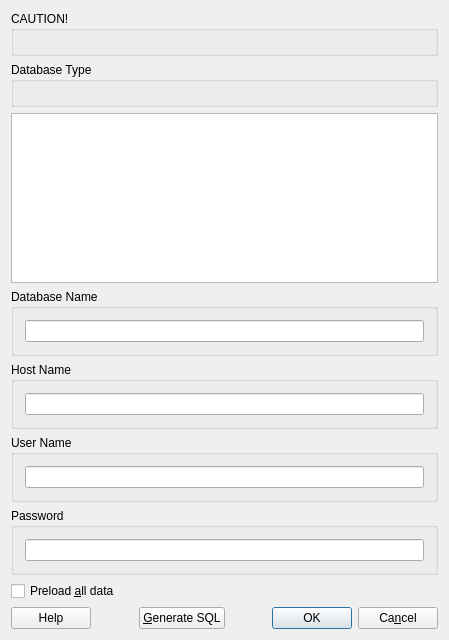
Above: kmymoney2/dialogs/kselectdatabasedlgdecl.ui from KDE/kmymoney before the change. Below: the same form after it.
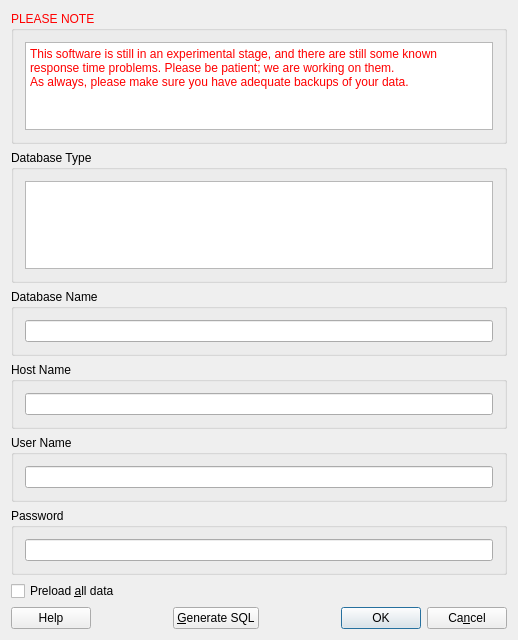
That is the form after the change. Custom widgets are drawn as their Qt base class.

Commit message: Tidy up database stuff

Diff of the .ui file:
```diff
--- a/kmymoney2/dialogs/kselectdatabasedlgdecl.ui
+++ b/kmymoney2/dialogs/kselectdatabasedlgdecl.ui
@@ -6,7 +6,7 @@
    <rect>
     <x>0</x>
     <y>0</y>
-    <width>449</width>
+    <width>518</width>
     <height>640</height>
    </rect>
   </property>
@@ -15,26 +15,131 @@
   </property>
   <layout class="QVBoxLayout">
    <item>
-    <widget class="Q3GroupBox" name="groupBox6">
+    <widget class="QGroupBox" name="groupBox6">
+     <property name="palette">
+      <palette>
+       <active>
+        <colorrole role="WindowText">
+         <brush brushstyle="SolidPattern">
+          <color alpha="255">
+           <red>255</red>
+           <green>0</green>
+           <blue>0</blue>
+          </color>
+         </brush>
+        </colorrole>
+       </active>
+       <inactive>
+        <colorrole role="WindowText">
+         <brush brushstyle="SolidPattern">
+          <color alpha="255">
+           <red>255</red>
+           <green>0</green>
+           <blue>0</blue>
+          </color>
+         </brush>
+        </colorrole>
+       </inactive>
+       <disabled>
+        <colorrole role="WindowText">
+         <brush brushstyle="SolidPattern">
+          <color alpha="255">
+           <red>126</red>
+           <green>125</green>
+           <blue>124</blue>
+          </color>
+         </brush>
+        </colorrole>
+       </disabled>
+      </palette>
+     </property>
      <property name="title">
-      <string>CAUTION!</string>
+      <string>PLEASE NOTE</string>
      </property>
      <layout class="QVBoxLayout">
       <item>
-       <widget class="K3ActiveLabel" name="kActiveLabel1" native="true">
+       <widget class="QPlainTextEdit" name="plainTextEdit">
+        <property name="sizePolicy">
+         <sizepolicy hsizetype="Expanding" vsizetype="Maximum">
+          <horstretch>0</horstretch>
+          <verstretch>0</verstretch>
+         </sizepolicy>
+        </property>
+        <property name="palette">
+         <palette>
+          <active>
+           <colorrole role="WindowText">
+            <brush brushstyle="SolidPattern">
+             <color alpha="255">
+              <red>255</red>
+              <green>0</green>
+              <blue>0</blue>
+             </color>
+            </brush>
+           </colorrole>
+           <colorrole role="Text">
+            <brush brushstyle="SolidPattern">
+             <color alpha="255">
+              <red>255</red>
+              <green>0</green>
+              <blue>0</blue>
+             </color>
+            </brush>
+           </colorrole>
+          </active>
+          <inactive>
+           <colorrole role="WindowText">
+            <brush brushstyle="SolidPattern">
+             <color alpha="255">
+              <red>255</red>
+              <green>0</green>
+              <blue>0</blue>
+             </color>
+            </brush>
+           </colorrole>
+           <colorrole role="Text">
+            <brush brushstyle="SolidPattern">
+             <color alpha="255">
+              <red>255</red>
+              <green>0</green>
+              <blue>0</blue>
+             </color>
+            </brush>
+           </colorrole>
+          </inactive>
+          <disabled>
+           <colorrole role="WindowText">
+            <brush brushstyle="SolidPattern">
+             <color alpha="255">
+              <red>126</red>
+              <green>125</green>
+              <blue>124</blue>
+             </color>
+            </brush>
+           </colorrole>
+           <colorrole role="Text">
+            <brush brushstyle="SolidPattern">
+             <color alpha="255">
+              <red>126</red>
+              <green>125</green>
+              <blue>124</blue>
+             </color>
+            </brush>
+           </colorrole>
+          </disabled>
+         </palette>
+        </property>
         <property name="font">
          <font>
-          <pointsize>10</pointsize>
-          <weight>75</weight>
-          <bold>true</bold>
+          <pointsize>9</pointsize>
          </font>
         </property>
-        <property name="focusPolicy">
-         <enum>Qt::NoFocus</enum>
+        <property name="readOnly">
+         <bool>true</bool>
         </property>
-        <property name="text" stdset="0">
-         <string>&lt;font color=&quot;#ff2727&quot;&gt;This software is still in an experimental stage, and there are still some known response time problems. Please be patient; we are working on them.
-As always, please make sure you have adequate backups of your data.&lt;/font&gt;</string>
+        <property name="plainText">
+         <string>This software is still in an experimental stage, and there are still some known response time problems. Please be patient; we are working on them.
+As always, please make sure you have adequate backups of your data.</string>
         </property>
        </widget>
       </item>
@@ -42,18 +147,19 @@
     </widget>
    </item>
    <item>
-    <widget class="Q3GroupBox" name="groupBox1">
+    <widget class="QGroupBox" name="groupBox1">
      <property name="title">
       <string>Database Type</string>
      </property>
-     <layout class="QVBoxLayout"/>
+     <layout class="QVBoxLayout">
+      <item>
+       <widget class="KListWidget" name="listDrivers"/>
+      </item>
+     </layout>
     </widget>
    </item>
    <item>
-    <widget class="KListWidget" name="listDrivers"/>
-   </item>
-   <item>
-    <widget class="Q3GroupBox" name="groupBox2">
+    <widget class="QGroupBox" name="groupBox2">
      <property name="title">
       <string>Database Name</string>
      </property>
@@ -65,7 +171,7 @@
     </widget>
    </item>
    <item>
-    <widget class="Q3GroupBox" name="groupBox3">
+    <widget class="QGroupBox" name="groupBox3">
      <property name="title">
       <string>Host Name</string>
      </property>
@@ -77,7 +183,7 @@
     </widget>
    </item>
    <item>
-    <widget class="Q3GroupBox" name="groupBox4">
+    <widget class="QGroupBox" name="groupBox4">
      <property name="title">
       <string>User Name</string>
      </property>
@@ -89,7 +195,7 @@
     </widget>
    </item>
    <item>
-    <widget class="Q3GroupBox" name="groupBoxPassword">
+    <widget class="QGroupBox" name="groupBoxPassword">
      <property name="title">
       <string>Password</string>
      </property>
@@ -182,22 +288,11 @@
  </widget>
  <layoutdefault spacing="6" margin="11"/>
  <customwidgets>
-  <customwidget>
-   <class>Q3GroupBox</class>
-   <extends>QGroupBox</extends>
-   <header>Qt3Support/Q3GroupBox</header>
-   <container>1</container>
-  </customwidget>
   <customwidget>
    <class>KListWidget</class>
    <extends>QListWidget</extends>
    <header>klistwidget.h</header>
   </customwidget>
-  <customwidget>
-   <class>K3ActiveLabel</class>
-   <extends>QWidget</extends>
-   <header>k3activelabel.h</header>
-  </customwidget>
  </customwidgets>
  <resources/>
  <connections>
```
The commit also changes 2 other files.
